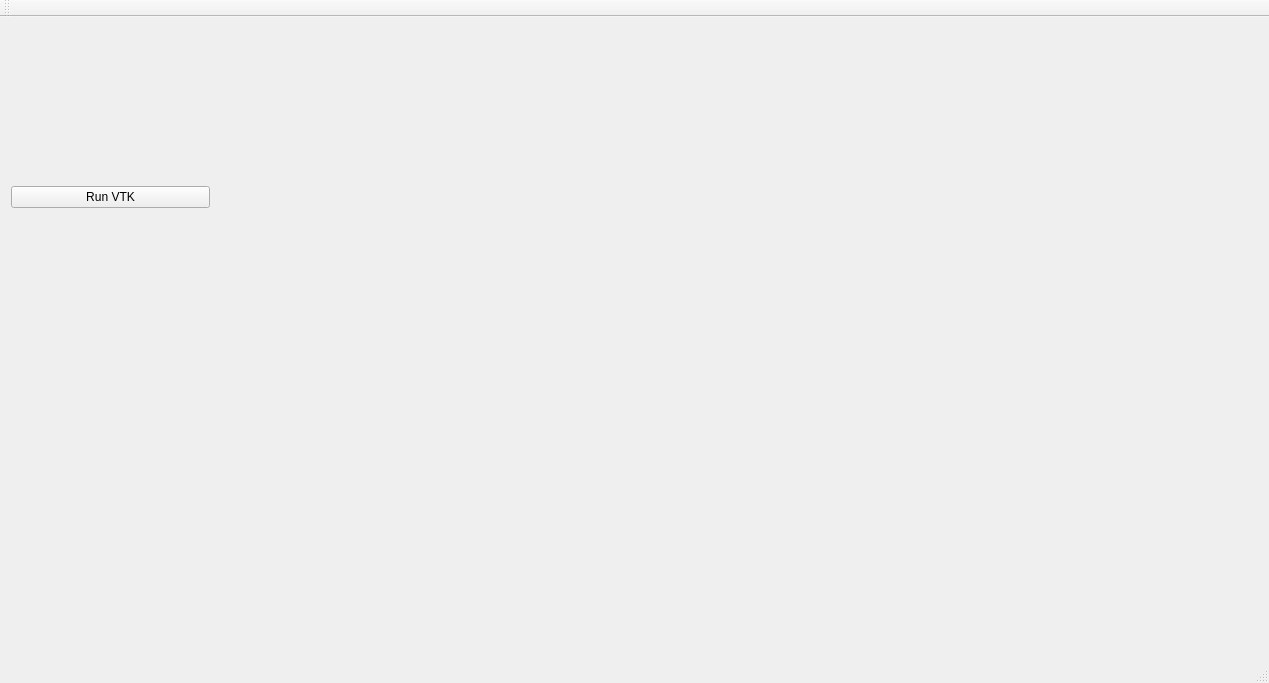
This is Comparisoft/QT/Comparisoft/mainwindow.ui in zifangah/Capstone3DModelling as Qt 5 draws it before an edit. The edited form follows.
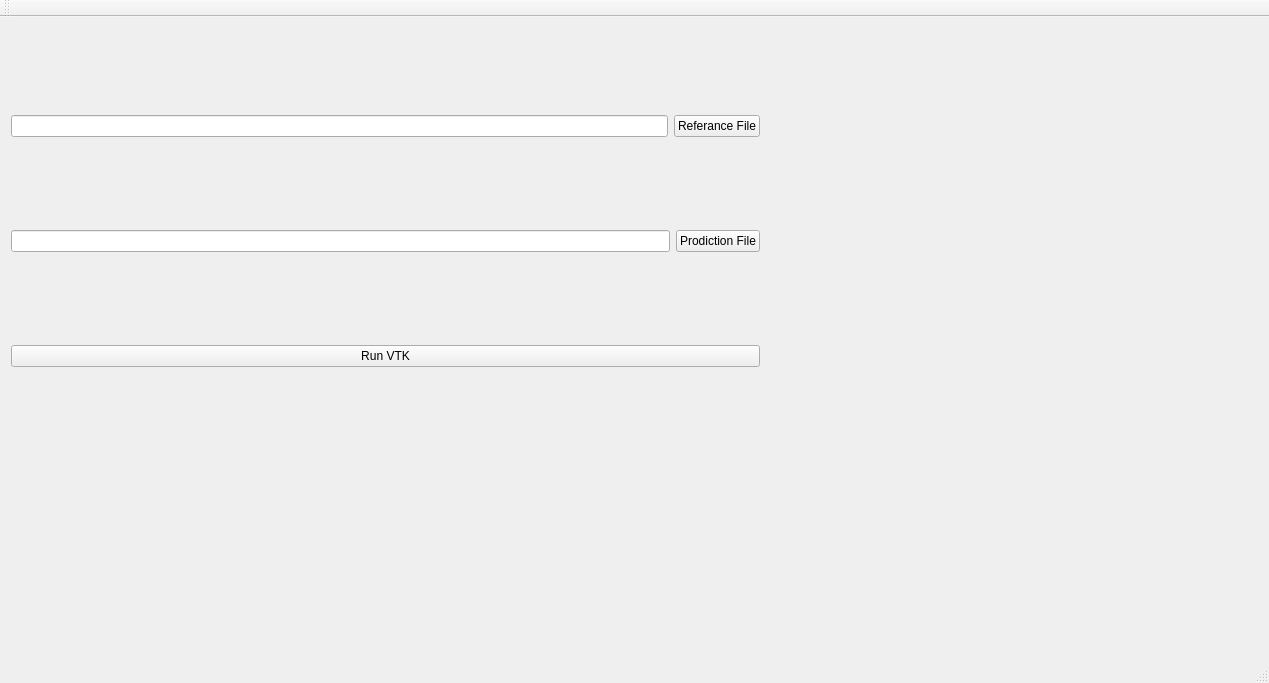
This is the edited form.

The edit to the form file:
```diff
--- a/Comparisoft/QT/Comparisoft/mainwindow.ui
+++ b/Comparisoft/QT/Comparisoft/mainwindow.ui
@@ -19,11 +19,39 @@
      <rect>
       <x>0</x>
       <y>0</y>
-      <width>221</width>
-      <height>361</height>
+      <width>771</width>
+      <height>451</height>
      </rect>
     </property>
     <layout class="QVBoxLayout" name="verticalLayout">
+     <item>
+      <layout class="QHBoxLayout" name="horizontalLayout">
+       <item>
+        <widget class="QLineEdit" name="ReferanceFileText"/>
+       </item>
+       <item>
+        <widget class="QPushButton" name="Referance_File_Button">
+         <property name="text">
+          <string>Referance File</string>
+         </property>
+        </widget>
+       </item>
+      </layout>
+     </item>
+     <item>
+      <layout class="QHBoxLayout" name="horizontalLayout_2">
+       <item>
+        <widget class="QLineEdit" name="ProductionFileText"/>
+       </item>
+       <item>
+        <widget class="QPushButton" name="Production_File_Button">
+         <property name="text">
+          <string>Prodiction File</string>
+         </property>
+        </widget>
+       </item>
+      </layout>
+     </item>
      <item>
       <widget class="QPushButton" name="RunVTK">
        <property name="text">
```
